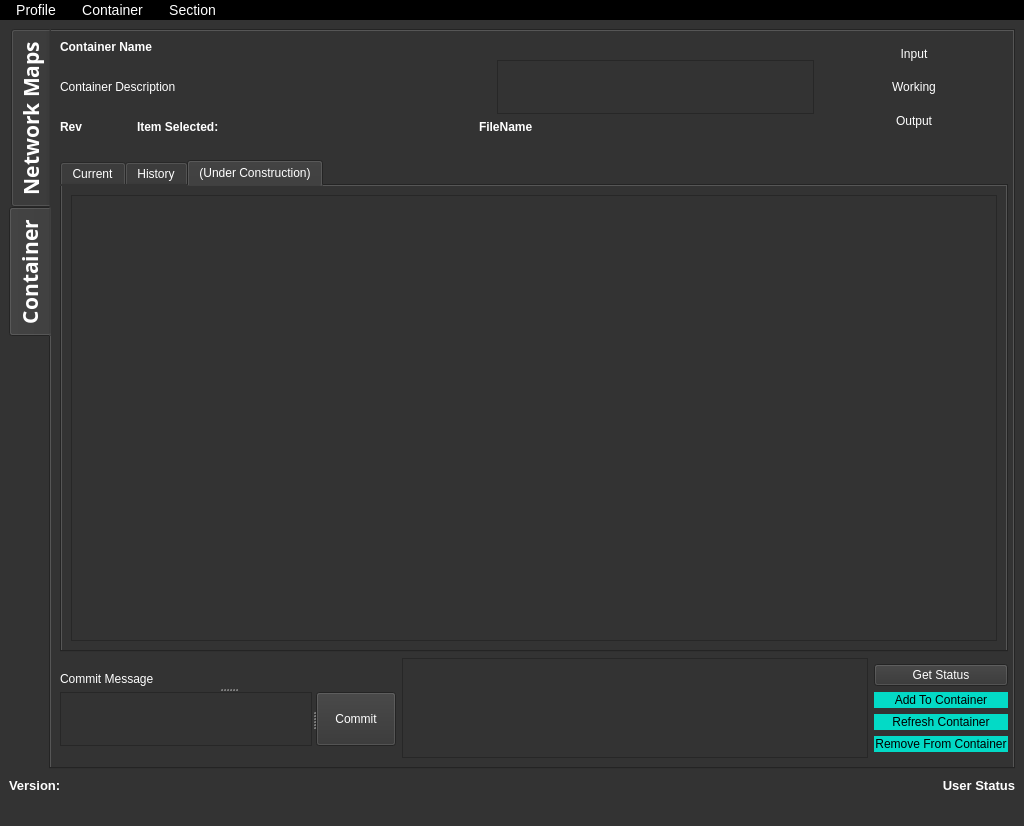
Above: Graphics/UI/SagaGui.ui from inexplicable01/saga before the change. Below: the same form after it.
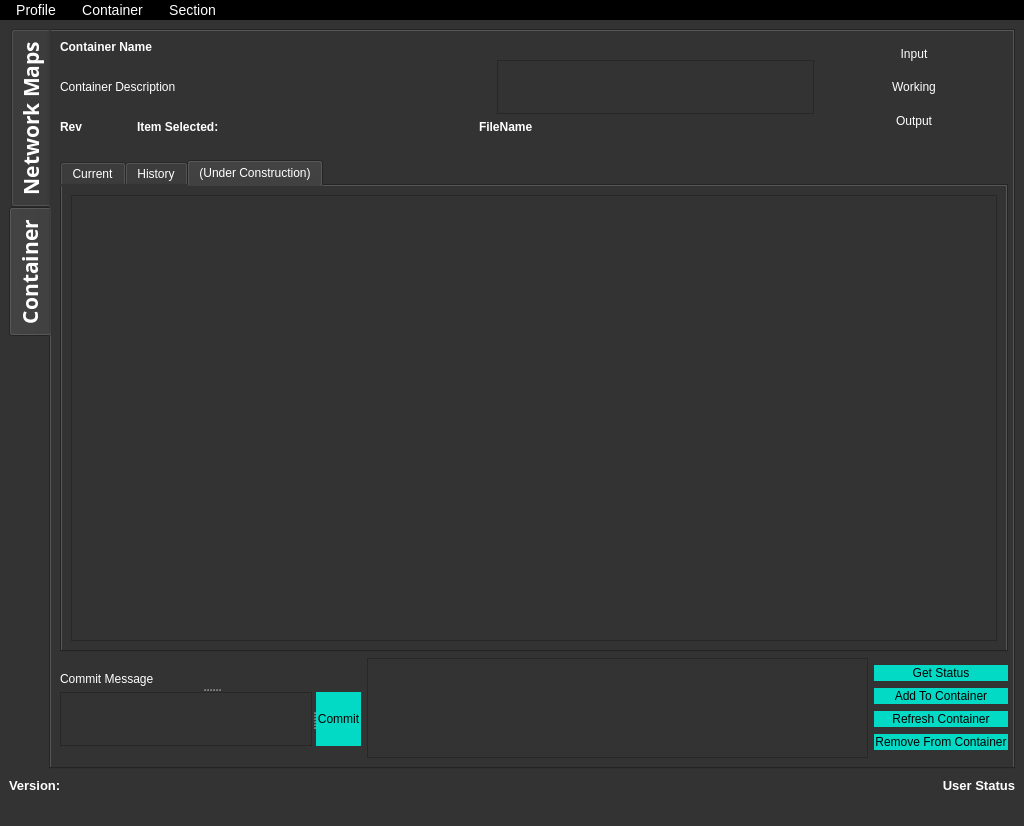
That is the form after the change. The open tabs and pages were chosen to show the change. Icons and pictures are not drawn.

```diff
--- a/Graphics/UI/SagaGui.ui
+++ b/Graphics/UI/SagaGui.ui
@@ -476,6 +476,19 @@
                   <height>54</height>
                  </size>
                 </property>
+                <property name="styleSheet">
+                 <string notr="true">QPushButton::disabled {
+    background-color: #C2C7CB;
+    border: 0px solid #C2C7CB;
+    color:black
+}
+
+QPushButton::enabled {
+    background-color: #03DAC6;
+    border: 1px solid #03DAC6;
+    color:black
+}</string>
+                </property>
                 <property name="text">
                  <string>Commit</string>
                 </property>
@@ -500,6 +513,19 @@
               </property>
               <item>
                <widget class="QPushButton" name="getstatusbttn">
+                <property name="styleSheet">
+                 <string notr="true">QPushButton::disabled {
+    background-color: #C2C7CB;
+    border: 0px solid #C2C7CB;
+    color:black
+}
+
+QPushButton::enabled {
+    background-color: #03DAC6;
+    border: 1px solid #03DAC6;
+    color:black
+}</string>
+                </property>
                 <property name="text">
                  <string>Get Status</string>
                 </property>
```
Left out of the diff: 28 changed lines with no effect on the pictures.
